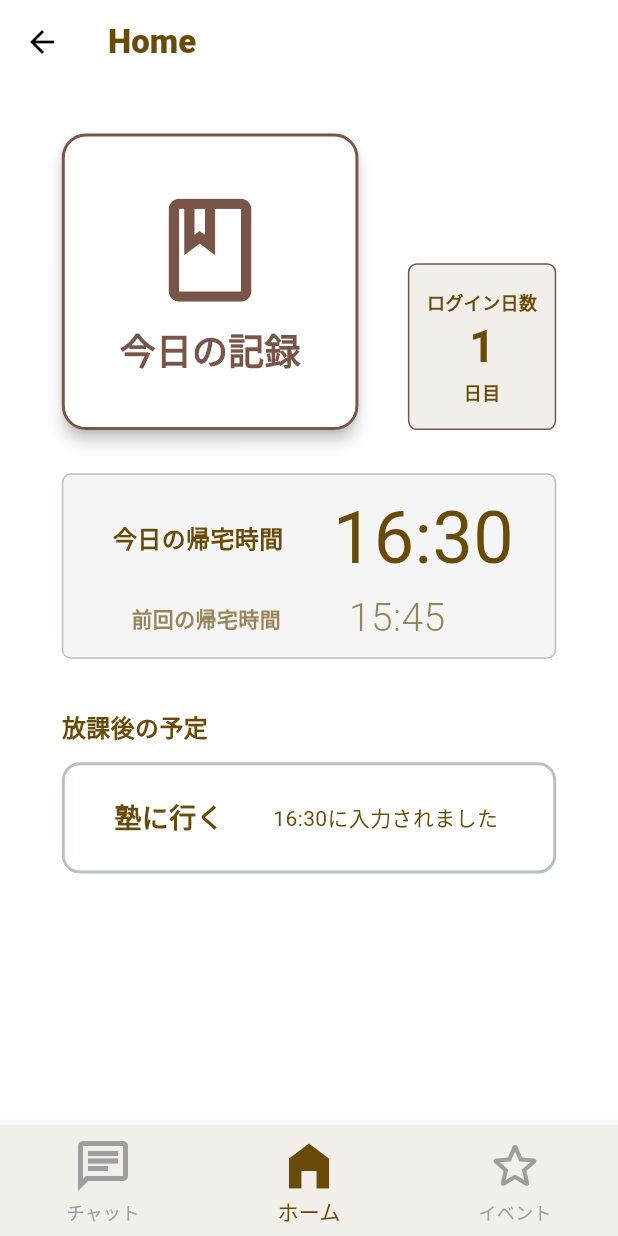
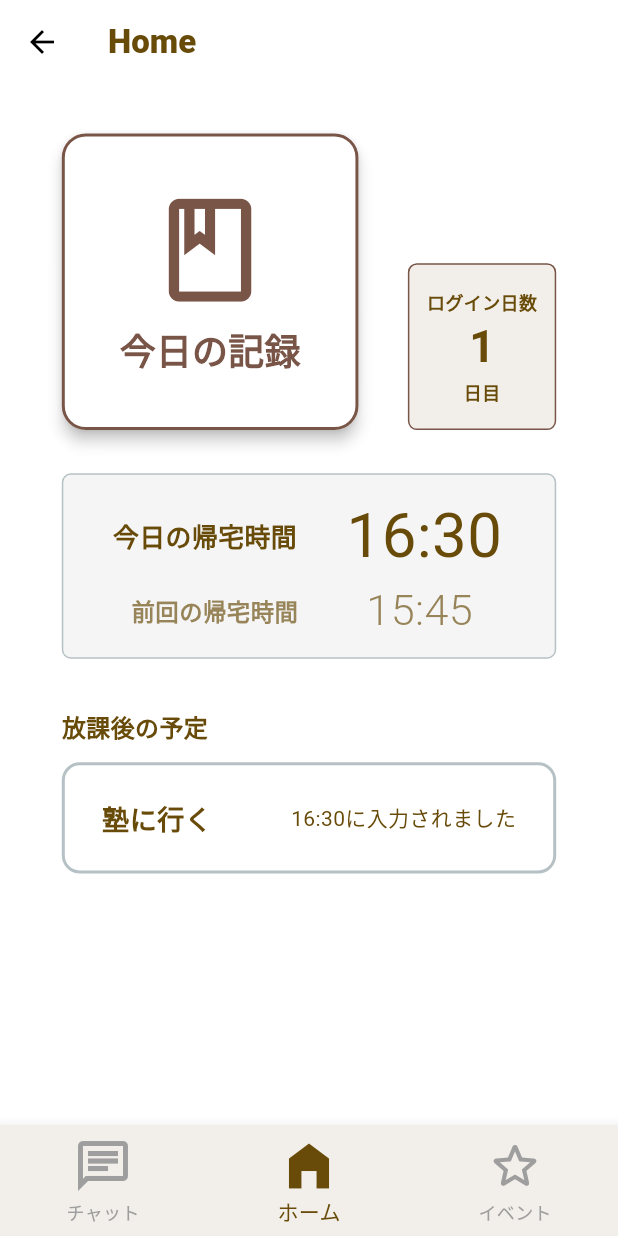
Before and after one commit to SolaIntegral/zenn-gcp-flutter, a Flutter app: the PHomeScreen screen opened by its route, on a phone screen of 412 x 824 dp. Run offline on Flutter 3.47's test engine with Material 3 defaults, Android fonts, the phone set to English and light mode, and no system bars; our stand-ins replace cloud_firestore, firebase_core, shared_preferences; accounts and stored records are empty.

Commit message:
UI微調整(screenWidthに変更)

```diff
--- a/lib/screens/parent/p_home_screen.dart
+++ b/lib/screens/parent/p_home_screen.dart
@@ -124,11 +124,11 @@ class PHomeScreen extends StatelessWidget {
                       Padding(
                         padding: EdgeInsets.symmetric(
                             horizontal: screenWidth * 0.08),
-                        child: const Text(
+                        child: Text(
                           "今日の帰宅時間",
                           style: TextStyle(
                               color: Color(0xFF684B09),
-                              fontSize: 16,
+                              fontSize: screenWidth * 0.042,
                               fontWeight: FontWeight.bold),
                         ),
                       ),
@@ -136,7 +136,7 @@ class PHomeScreen extends StatelessWidget {
                         "16:30",
                         style: TextStyle(
                             color: Color(0xFF684B09),
-                            fontSize: 48,
+                            fontSize: screenWidth * 0.1,
                             fontWeight: FontWeight.w400),
                       ),
                     ],
@@ -146,11 +146,11 @@ class PHomeScreen extends StatelessWidget {
                       Padding(
                         padding: EdgeInsets.symmetric(
                             horizontal: screenWidth * 0.11),
-                        child: const Text(
+                        child: Text(
                           "前回の帰宅時間",
                           style: TextStyle(
                               color: Color(0xAA684B09),
-                              fontSize: 14,
+                              fontSize: screenWidth * 0.038,
                               fontWeight: FontWeight.bold),
                         ),
                       ),
@@ -158,7 +158,7 @@ class PHomeScreen extends StatelessWidget {
                         "15:45",
                         style: TextStyle(
                             color: Color(0xAA684B09),
-                            fontSize: 26,
+                            fontSize: screenWidth * 0.07,
                             fontWeight: FontWeight.w300),
                       ),
                     ],
@@ -190,27 +190,28 @@ class PHomeScreen extends StatelessWidget {
               child: Column(
                 mainAxisAlignment: MainAxisAlignment.center,
                 children: [
-                  Row(
+                  Padding(
+                    padding:
+                        EdgeInsets.symmetric(horizontal: screenWidth * 0.06),
+                    child: Row(
+                      mainAxisAlignment: MainAxisAlignment.spaceBetween,
                       children: [
-                      Padding(
-                        padding: EdgeInsets.symmetric(
-                            horizontal: screenWidth * 0.08),
-                        child: const Text(
+                        Text(
                           "塾に行く",
                           style: TextStyle(
                               color: Color(0xFF684B09),
-                              fontSize: 18,
+                              fontSize: screenWidth * 0.044,
                               fontWeight: FontWeight.bold),
-                        ),
                         ),
                         Text(
                           "16:30に入力されました",
                           style: TextStyle(
                               color: Color(0xFF684B09),
-                            fontSize: 14,
+                              fontSize: screenWidth * 0.034,
                               fontWeight: FontWeight.w400),
                         ),
                       ],
+                    ),
                   ),
                 ],
               ),
```
Lines whose indentation alone changed are shown as unchanged.
